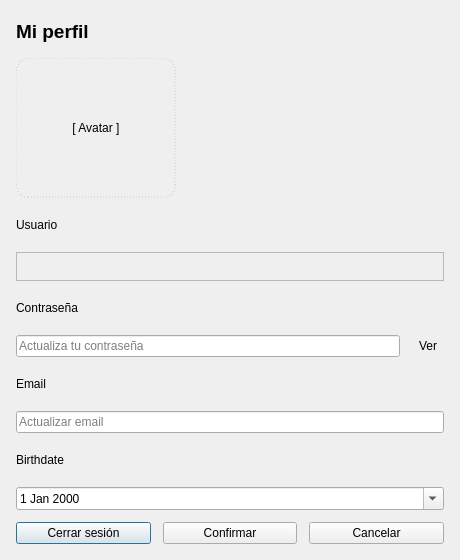
Above: proyecto_IHM/profiledialog.ui from pgomsan/proyecto_IHM before the change. Below: the same form after it.
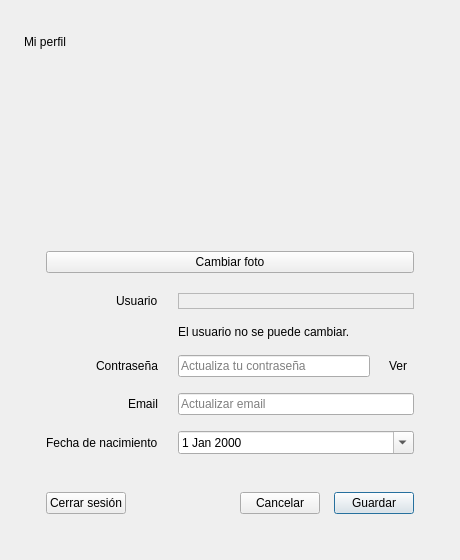
That is the form after the change.

Commit message: Cambios en en la hoja de estilos, nueva fincion de historial, visualizacion de foto de perfil y cambios de foto de perfil

```diff
--- a/proyecto_IHM/profiledialog.ui
+++ b/proyecto_IHM/profiledialog.ui
@@ -15,31 +15,24 @@
   </property>
   <layout class="QVBoxLayout" name="verticalLayout">
    <property name="spacing">
-    <number>12</number>
+    <number>22</number>
    </property>
    <property name="leftMargin">
-    <number>16</number>
+    <number>24</number>
    </property>
    <property name="topMargin">
-    <number>16</number>
+    <number>24</number>
    </property>
    <property name="rightMargin">
-    <number>16</number>
+    <number>24</number>
    </property>
    <property name="bottomMargin">
-    <number>16</number>
+    <number>24</number>
    </property>
    <item>
     <layout class="QHBoxLayout" name="titleLayout">
      <item>
       <widget class="QLabel" name="titleLabel">
-       <property name="font">
-        <font>
-         <pointsize>14</pointsize>
-         <weight>75</weight>
-         <bold>true</bold>
-        </font>
-       </property>
        <property name="text">
         <string>Mi perfil</string>
        </property>
@@ -83,6 +76,29 @@
     </layout>
    </item>
    <item>
+   <widget class="QFrame" name="cardFrame">
+     <layout class="QVBoxLayout" name="cardLayout">
+      <property name="leftMargin">
+       <number>22</number>
+      </property>
+      <property name="topMargin">
+       <number>22</number>
+      </property>
+      <property name="rightMargin">
+       <number>22</number>
+      </property>
+      <property name="bottomMargin">
+       <number>22</number>
+      </property>
+      <property name="spacing">
+       <number>20</number>
+      </property>
+      <item>
+       <layout class="QVBoxLayout" name="avatarLayout">
+        <property name="spacing">
+         <number>8</number>
+        </property>
+        <item>
     <widget class="QLabel" name="avatarPlaceholder">
      <property name="minimumSize">
       <size>
@@ -96,28 +112,42 @@
        <height>160</height>
       </size>
      </property>
-     <property name="frameShape">
-      <enum>QFrame::NoFrame</enum>
-     </property>
      <property name="alignment">
       <set>Qt::AlignCenter</set>
      </property>
      <property name="text">
-      <string notr="true">[ Avatar ]</string>
-     </property>
-     <property name="styleSheet">
-      <string notr="true">border: 1px dashed #cccccc; border-radius: 12px; padding: 12px;</string>
+           <string/>
+          </property>
+         </widget>
+        </item>
+        <item>
+         <widget class="QPushButton" name="chooseAvatarButton">
+          <property name="text">
+           <string>Cambiar foto</string>
      </property>
     </widget>
    </item>
+       </layout>
+      </item>
    <item>
+       <layout class="QFormLayout" name="formLayout">
+        <property name="labelAlignment">
+         <set>Qt::AlignRight|Qt::AlignVCenter</set>
+        </property>
+        <property name="horizontalSpacing">
+         <number>20</number>
+        </property>
+        <property name="verticalSpacing">
+         <number>16</number>
+        </property>
+        <item row="0" column="0">
     <widget class="QLabel" name="usernameLabel">
      <property name="text">
       <string>Usuario</string>
      </property>
     </widget>
    </item>
-   <item>
+        <item row="0" column="1">
     <widget class="QLabel" name="usernameValue">
      <property name="frameShape">
       <enum>QFrame::StyledPanel</enum>
@@ -136,15 +166,38 @@
      </property>
     </widget>
    </item>
-   <item>
+        <item row="1" column="1">
+         <widget class="QLabel" name="usernameHintLabel">
+          <property name="text">
+           <string>El usuario no se puede cambiar.</string>
+          </property>
+         </widget>
+        </item>
+        <item row="2" column="0">
     <widget class="QLabel" name="passwordLabel">
      <property name="text">
       <string>Contraseña</string>
      </property>
     </widget>
    </item>
-   <item>
+        <item row="2" column="1">
+         <widget class="QWidget" name="passwordContainer">
     <layout class="QHBoxLayout" name="passwordLayout">
+         <property name="spacing">
+            <number>12</number>
+         </property>
+           <property name="leftMargin">
+            <number>0</number>
+           </property>
+           <property name="topMargin">
+            <number>0</number>
+           </property>
+           <property name="rightMargin">
+            <number>0</number>
+           </property>
+           <property name="bottomMargin">
+            <number>0</number>
+           </property>
      <item>
       <widget class="QLineEdit" name="passwordLineEdit">
        <property name="placeholderText">
@@ -169,37 +222,59 @@
       </widget>
      </item>
     </layout>
-   </item>
-   <item>
+         </widget>
+        </item>
+        <item row="3" column="0">
     <widget class="QLabel" name="emailLabel">
      <property name="text">
       <string>Email</string>
      </property>
     </widget>
    </item>
-   <item>
+        <item row="3" column="1">
     <widget class="QLineEdit" name="emailLineEdit">
      <property name="placeholderText">
       <string>Actualizar email</string>
      </property>
     </widget>
    </item>
-   <item>
+        <item row="4" column="0">
     <widget class="QLabel" name="birthdateLabel">
      <property name="text">
-      <string>Birthdate</string>
+           <string>Fecha de nacimiento</string>
      </property>
     </widget>
    </item>
-   <item>
+        <item row="4" column="1">
     <widget class="QDateEdit" name="birthdateEdit">
      <property name="calendarPopup">
       <bool>true</bool>
      </property>
     </widget>
    </item>
+       </layout>
+      </item>
+      <item>
+       <spacer name="buttonsTopSpacer">
+        <property name="orientation">
+         <enum>Qt::Vertical</enum>
+        </property>
+        <property name="sizeType">
+         <enum>QSizePolicy::Fixed</enum>
+        </property>
+        <property name="sizeHint" stdset="0">
+         <size>
+          <width>20</width>
+          <height>18</height>
+         </size>
+        </property>
+       </spacer>
+      </item>
    <item>
     <layout class="QHBoxLayout" name="buttonsLayout">
+        <property name="spacing">
+         <number>14</number>
+        </property>
      <item>
       <widget class="QPushButton" name="logoutButton">
        <property name="text">
@@ -208,11 +283,20 @@
       </widget>
      </item>
      <item>
-      <widget class="QPushButton" name="confirmButton">
-       <property name="text">
-        <string>Confirmar</string>
-       </property>
-      </widget>
+         <spacer name="buttonsSpacer">
+          <property name="orientation">
+           <enum>Qt::Horizontal</enum>
+          </property>
+          <property name="sizeType">
+           <enum>QSizePolicy::Expanding</enum>
+          </property>
+          <property name="sizeHint" stdset="0">
+           <size>
+            <width>40</width>
+            <height>20</height>
+           </size>
+          </property>
+         </spacer>
      </item>
      <item>
       <widget class="QPushButton" name="cancelButton">
@@ -221,7 +305,20 @@
        </property>
       </widget>
      </item>
-    </layout>
+        <item>
+         <widget class="QPushButton" name="confirmButton">
+          <property name="default">
+           <bool>true</bool>
+          </property>
+          <property name="text">
+           <string>Guardar</string>
+          </property>
+         </widget>
+        </item>
+       </layout>
+      </item>
+     </layout>
+    </widget>
    </item>
   </layout>
  </widget>
```
Lines whose indentation alone changed are shown as unchanged. The commit also changes 21 other files.
